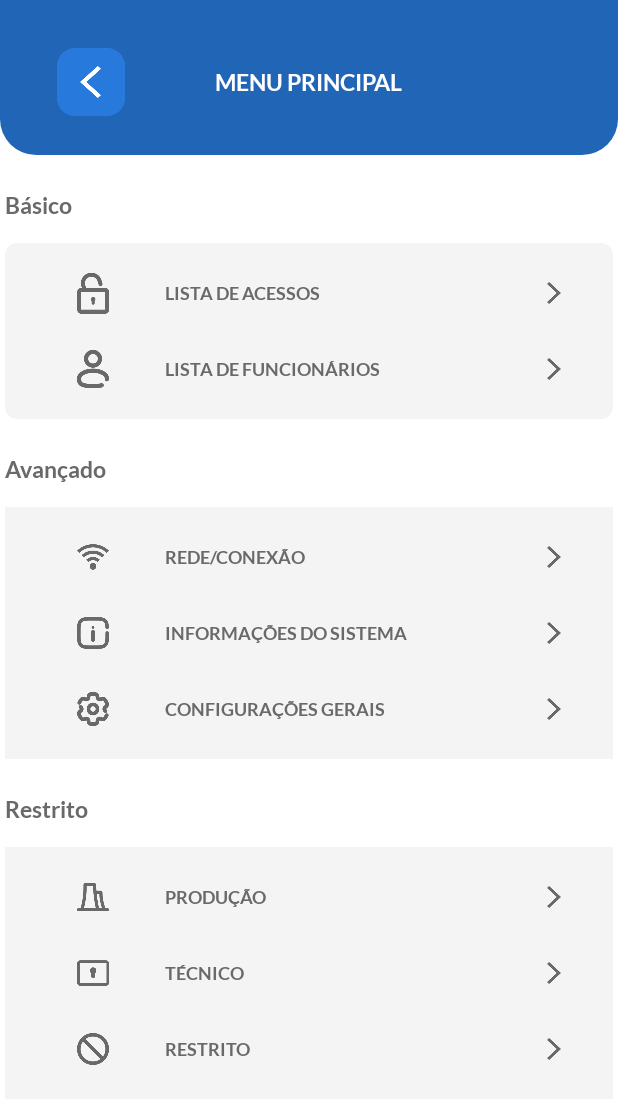
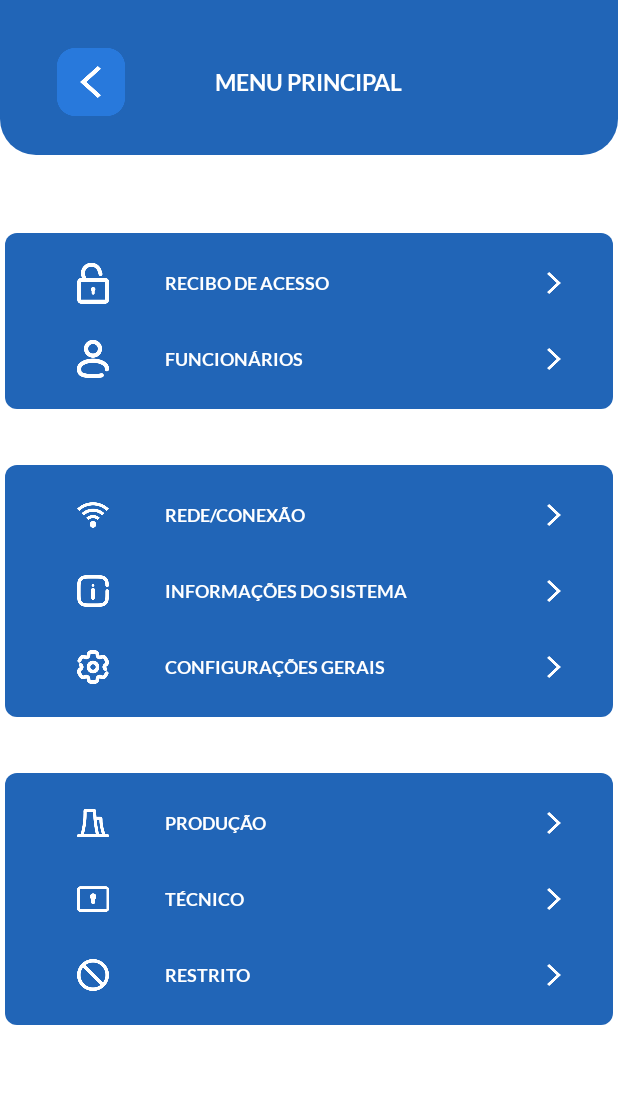
Before and after one commit to JrCGO/FaceGate, an Android app: the MenuActivity screen opened directly, with no data from a screen before it, on a phone screen of 412 x 824 dp, the part 133-1236 px from its top. Run offline under Robolectric (Android 15) with nearby library versions, the phone set to English and light mode, and no system bars.

Commit message:
MenuV2: menuactivity.xml

```diff
--- a/app/src/main/res/drawable/background_list_menu.xml
+++ b/app/src/main/res/drawable/background_list_menu.xml
@@ -3,7 +3,7 @@
 
     <item>
         <shape android:shape="rectangle">
-            <solid android:color="#f4f4f4" />
+            <solid android:color="#2165B7" />
             <corners android:radius="8dp" />
         </shape>
     </item>
--- a/app/src/main/res/layout/listacess.xml
+++ b/app/src/main/res/layout/listacess.xml
@@ -67,7 +67,7 @@
         <LinearLayout
             android:layout_width="488px"
             android:layout_height="match_parent"
-            android:background="@android:color/white"
+            android:background="@drawable/border_card_func"
             android:gravity="center_vertical"
             android:orientation="horizontal"
             android:paddingStart="16dp"
--- a/app/src/main/res/layout/menuactivity.xml
+++ b/app/src/main/res/layout/menuactivity.xml
@@ -7,6 +7,12 @@
     android:layout_height="match_parent">
 
     <!-- Background Azul -->
+    <TextView
+        android:id="@+id/textView"
+        android:layout_width="wrap_content"
+        android:layout_height="wrap_content"
+        android:text="    &lt;!-- Card: Funionário -->" />
+
     <View
         android:id="@+id/view"
         android:layout_width="wrap_content"
@@ -53,27 +59,17 @@
         app:layout_constraintTop_toTopOf="@+id/btn_menu_arrow" />
 
     <!-- Básicas -->
-    <TextView
-        android:id="@+id/textBasic"
-        android:layout_width="wrap_content"
-        android:layout_height="wrap_content"
-        android:layout_marginTop="24dp"
-        android:fontFamily="@font/lato_bold"
-        android:text="Básico"
-        android:textColor="#696969"
-        android:textSize="15sp"
-        app:layout_constraintStart_toStartOf="@+id/cardBasic"
-        app:layout_constraintTop_toBottomOf="@+id/view" />
+
     <LinearLayout
         android:id="@+id/cardBasic"
         android:layout_width="wrap_content"
         android:layout_height="wrap_content"
-        android:layout_marginTop="16dp"
+        android:layout_marginTop="52dp"
         android:background="@drawable/background_list_menu"
         android:orientation="vertical"
         app:layout_constraintEnd_toEndOf="parent"
         app:layout_constraintStart_toStartOf="parent"
-        app:layout_constraintTop_toBottomOf="@+id/textBasic">
+        app:layout_constraintTop_toBottomOf="@+id/view">
 
         <!-- Lista de acesso -->
         <androidx.cardview.widget.CardView
@@ -81,10 +77,11 @@
             android:layout_width="560px"
             android:layout_height="52px"
             android:layout_marginStart="24px"
+            app:cardBackgroundColor="@android:color/transparent"
+            app:cardCornerRadius="0dp"
+            app:cardElevation="0dp"
             android:layout_marginTop="24px"
             android:layout_marginEnd="24px"
-            app:cardCornerRadius="5dp"
-            app:cardElevation="0dp"
             app:layout_constraintEnd_toEndOf="parent"
             app:layout_constraintStart_toStartOf="parent"
             app:layout_constraintTop_toBottomOf="@+id/view">
@@ -92,7 +89,6 @@
             <LinearLayout
                 android:layout_width="match_parent"
                 android:layout_height="match_parent"
-                android:background="#f4f4f4"
                 android:gravity="center_vertical"
                 android:orientation="horizontal">
 
@@ -113,9 +109,9 @@
                     android:layout_weight="1"
                     android:fontFamily="@font/lato_bold"
                     android:gravity="center"
-                    android:text="LISTA DE ACESSOS"
+                    android:text="RECIBO DE ACESSO"
                     android:textAlignment="textStart"
-                    android:textColor="#696969"
+                    android:textColor="#fff"
                     android:textSize="12sp" />
 
                 <!-- Ícone Final -->
@@ -138,7 +134,8 @@
             android:layout_marginTop="24px"
             android:layout_marginEnd="24px"
             android:layout_marginBottom="24px"
-            app:cardCornerRadius="5dp"
+            app:cardBackgroundColor="@android:color/transparent"
+            app:cardCornerRadius="0dp"
             app:cardElevation="0dp"
             app:layout_constraintEnd_toEndOf="parent"
             app:layout_constraintStart_toStartOf="parent"
@@ -147,7 +144,7 @@
             <LinearLayout
                 android:layout_width="match_parent"
                 android:layout_height="match_parent"
-                android:background="#f4f4f4"
+                android:background="#2165B7"
                 android:gravity="center_vertical"
                 android:orientation="horizontal">
 
@@ -168,9 +165,9 @@
                     android:layout_weight="1"
                     android:fontFamily="@font/lato_bold"
                     android:gravity="center"
-                    android:text="LISTA DE FUNCIONÁRIOS"
+                    android:text="FUNCIONÁRIOS"
                     android:textAlignment="textStart"
-                    android:textColor="#696969"
+                    android:textColor="#fff"
                     android:textSize="12sp" />
 
                 <!-- Ícone Final -->
@@ -186,27 +183,17 @@
     </LinearLayout>
 
     <!-- Avançadas -->
-    <TextView
-        android:id="@+id/textAvancado"
-        android:layout_width="wrap_content"
-        android:layout_height="wrap_content"
-        android:layout_marginTop="24dp"
-        android:fontFamily="@font/lato_bold"
-        android:text="Avançado"
-        android:textColor="#696969"
-        android:textSize="15sp"
-        app:layout_constraintStart_toStartOf="@+id/cardAvancado"
-        app:layout_constraintTop_toBottomOf="@+id/cardBasic" />
+
     <LinearLayout
         android:id="@+id/cardAvancado"
         android:layout_width="wrap_content"
         android:layout_height="wrap_content"
-        android:layout_marginTop="16dp"
-        android:background="#f4f4f4"
+        android:background="@drawable/background_list_menu"
         android:orientation="vertical"
+        app:layout_constraintBottom_toTopOf="@+id/cardRestrito"
         app:layout_constraintEnd_toEndOf="parent"
         app:layout_constraintStart_toStartOf="parent"
-        app:layout_constraintTop_toBottomOf="@+id/textAvancado">
+        app:layout_constraintTop_toBottomOf="@+id/cardBasic">
 
         <!-- Rede/Conexão -->
         <androidx.cardview.widget.CardView
@@ -216,7 +203,8 @@
             android:layout_marginStart="24px"
             android:layout_marginTop="24px"
             android:layout_marginEnd="24px"
-            app:cardCornerRadius="5dp"
+            app:cardBackgroundColor="@android:color/transparent"
+            app:cardCornerRadius="0dp"
             app:cardElevation="0dp"
             app:layout_constraintEnd_toEndOf="parent"
             app:layout_constraintStart_toStartOf="parent"
@@ -225,7 +213,7 @@
             <LinearLayout
                 android:layout_width="match_parent"
                 android:layout_height="match_parent"
-                android:background="#f4f4f4"
+                android:background="#2165B7"
                 android:gravity="center_vertical"
                 android:orientation="horizontal">
 
@@ -248,7 +236,7 @@
                     android:gravity="center"
                     android:text="REDE/CONEXÃO"
                     android:textAlignment="textStart"
-                    android:textColor="#696969"
+                    android:textColor="#fff"
                     android:textSize="12sp" />
 
                 <!-- Ícone Final -->
@@ -270,9 +258,9 @@
             android:layout_marginStart="24px"
             android:layout_marginTop="24px"
             android:layout_marginEnd="24px"
-            app:cardCornerRadius="5dp"
+            app:cardBackgroundColor="@android:color/transparent"
+            app:cardCornerRadius="0dp"
             app:cardElevation="0dp"
-
             app:layout_constraintEnd_toEndOf="parent"
             app:layout_constraintStart_toStartOf="parent"
             app:layout_constraintTop_toBottomOf="@+id/view">
@@ -280,7 +268,7 @@
             <LinearLayout
                 android:layout_width="match_parent"
                 android:layout_height="match_parent"
-                android:background="#f4f4f4"
+                android:background="#2165B7"
                 android:gravity="center_vertical"
                 android:orientation="horizontal">
 
@@ -303,7 +291,7 @@
                     android:gravity="center"
                     android:text="INFORMAÇÕES DO SISTEMA"
                     android:textAlignment="textStart"
-                    android:textColor="#696969"
+                    android:textColor="#fff"
                     android:textSize="12sp" />
 
                 <!-- Ícone Final -->
@@ -326,9 +314,9 @@
             android:layout_marginTop="24px"
             android:layout_marginEnd="24px"
             android:layout_marginBottom="24px"
-            app:cardCornerRadius="5dp"
+            app:cardBackgroundColor="@android:color/transparent"
+            app:cardCornerRadius="0dp"
             app:cardElevation="0dp"
-
             app:layout_constraintEnd_toEndOf="parent"
             app:layout_constraintStart_toStartOf="parent"
             app:layout_constraintTop_toBottomOf="@+id/view">
@@ -336,7 +324,7 @@
             <LinearLayout
                 android:layout_width="match_parent"
                 android:layout_height="match_parent"
-                android:background="#f4f4f4"
+                android:background="#2165B7"
                 android:gravity="center_vertical"
                 android:orientation="horizontal">
 
@@ -359,7 +347,7 @@
                     android:gravity="center"
                     android:text="CONFIGURAÇÕES GERAIS"
                     android:textAlignment="textStart"
-                    android:textColor="#696969"
+                    android:textColor="#fff"
                     android:textSize="12sp" />
 
                 <!-- Ícone Final -->
@@ -376,27 +364,17 @@
     </LinearLayout>
 
     <!-- Restrito -->
-    <TextView
-        android:id="@+id/textRestrito"
-        android:layout_width="wrap_content"
-        android:layout_height="wrap_content"
-        android:layout_marginTop="24dp"
-        android:fontFamily="@font/lato_bold"
-        android:text="Restrito"
-        android:textColor="#696969"
-        android:textSize="15sp"
-        app:layout_constraintStart_toStartOf="@+id/cardRestrito"
-        app:layout_constraintTop_toBottomOf="@+id/cardAvancado" />
+
     <LinearLayout
         android:id="@+id/cardRestrito"
         android:layout_width="wrap_content"
         android:layout_height="wrap_content"
-        android:layout_marginTop="16dp"
-        android:background="#f4f4f4"
+        android:layout_marginBottom="52dp"
+        android:background="@drawable/background_list_menu"
         android:orientation="vertical"
+        app:layout_constraintBottom_toBottomOf="parent"
         app:layout_constraintEnd_toEndOf="parent"
-        app:layout_constraintStart_toStartOf="parent"
-        app:layout_constraintTop_toBottomOf="@+id/textRestrito">
+        app:layout_constraintStart_toStartOf="parent">
 
         <!-- Produção -->
         <androidx.cardview.widget.CardView
@@ -406,7 +384,8 @@
             android:layout_marginStart="24px"
             android:layout_marginTop="24px"
             android:layout_marginEnd="24px"
-            app:cardCornerRadius="5dp"
+            app:cardBackgroundColor="@android:color/transparent"
+            app:cardCornerRadius="0dp"
             app:cardElevation="0dp"
             app:layout_constraintEnd_toEndOf="parent"
             app:layout_constraintStart_toStartOf="parent"
@@ -415,7 +394,7 @@
             <LinearLayout
                 android:layout_width="match_parent"
                 android:layout_height="match_parent"
-                android:background="#f4f4f4"
+                android:background="#2165B7"
                 android:gravity="center_vertical"
                 android:orientation="horizontal">
 
@@ -438,7 +417,7 @@
                     android:gravity="center"
                     android:text="PRODUÇÃO"
                     android:textAlignment="textStart"
-                    android:textColor="#696969"
+                    android:textColor="#fff"
                     android:textSize="12sp" />
 
                 <!-- Ícone Final -->
@@ -460,7 +439,8 @@
             android:layout_marginStart="24px"
             android:layout_marginTop="24px"
             android:layout_marginEnd="24px"
-            app:cardCornerRadius="5dp"
+            app:cardBackgroundColor="@android:color/transparent"
+            app:cardCornerRadius="0dp"
             app:cardElevation="0dp"
             app:layout_constraintEnd_toEndOf="parent"
             app:layout_constraintStart_toStartOf="parent"
@@ -469,7 +449,7 @@
             <LinearLayout
                 android:layout_width="match_parent"
                 android:layout_height="match_parent"
-                android:background="#f4f4f4"
+                android:background="#2165B7"
                 android:gravity="center_vertical"
                 android:orientation="horizontal">
 
@@ -492,7 +472,7 @@
                     android:gravity="center"
                     android:text="TÉCNICO"
                     android:textAlignment="textStart"
-                    android:textColor="#696969"
+                    android:textColor="#fff"
                     android:textSize="12sp" />
 
                 <!-- Ícone Final -->
@@ -515,9 +495,9 @@
             android:layout_marginTop="24px"
             android:layout_marginEnd="24px"
             android:layout_marginBottom="24px"
-            app:cardCornerRadius="5dp"
+            app:cardBackgroundColor="@android:color/transparent"
+            app:cardCornerRadius="0dp"
             app:cardElevation="0dp"
-
             app:layout_constraintEnd_toEndOf="parent"
             app:layout_constraintStart_toStartOf="parent"
             app:layout_constraintTop_toBottomOf="@+id/view">
@@ -525,7 +505,7 @@
             <LinearLayout
                 android:layout_width="match_parent"
                 android:layout_height="match_parent"
-                android:background="#f4f4f4"
+                android:background="#2165B7"
                 android:gravity="center_vertical"
                 android:orientation="horizontal">
 
@@ -548,7 +528,7 @@
                     android:gravity="center"
                     android:text="RESTRITO"
                     android:textAlignment="textStart"
-                    android:textColor="#696969"
+                    android:textColor="#fff"
                     android:textSize="12sp" />
 
                 <!-- Ícone Final -->
```
Also changed, not shown: app/src/main/res/drawable/icon_menu_arrow.png, app/src/main/res/drawable/icon_menu_cadeado.png, app/src/main/res/drawable/icon_menu_funcionario.png, app/src/main/res/drawable/icon_menu_info.png, app/src/main/res/drawable/icon_menu_producao.png, app/src/main/res/drawable/icon_menu_rede.png, app/src/main/res/drawable/icon_menu_restrito.png, app/src/main/res/drawable/icon_menu_settings.png, app/src/main/res/drawable/icon_menu_tecnico.png.
